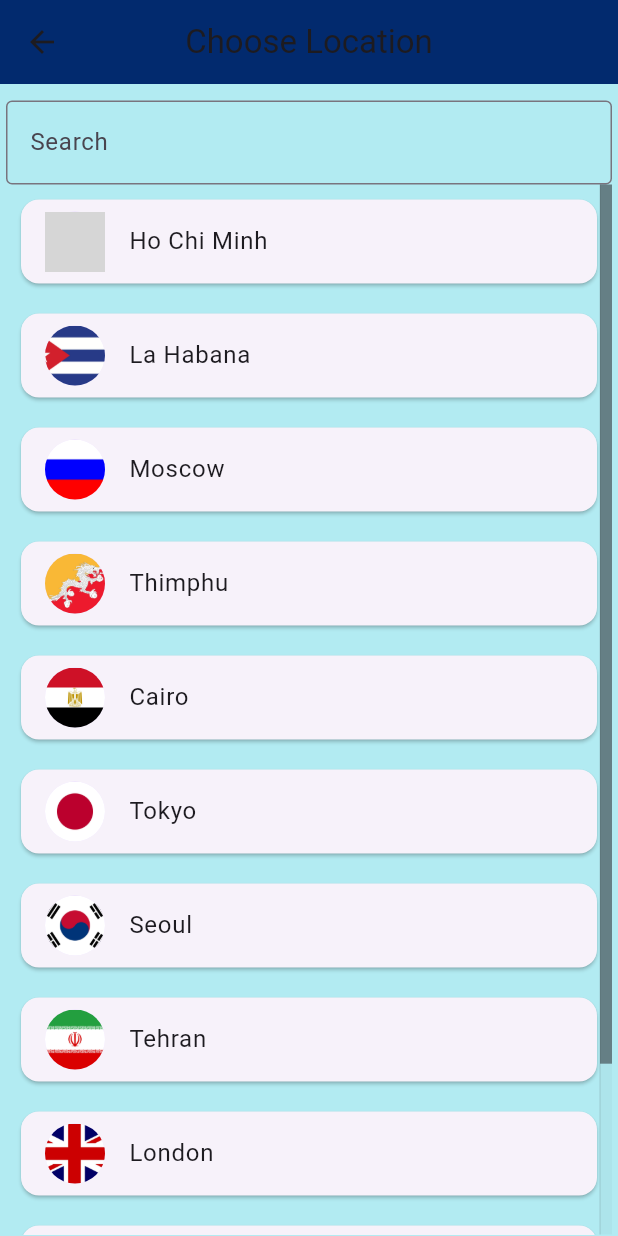
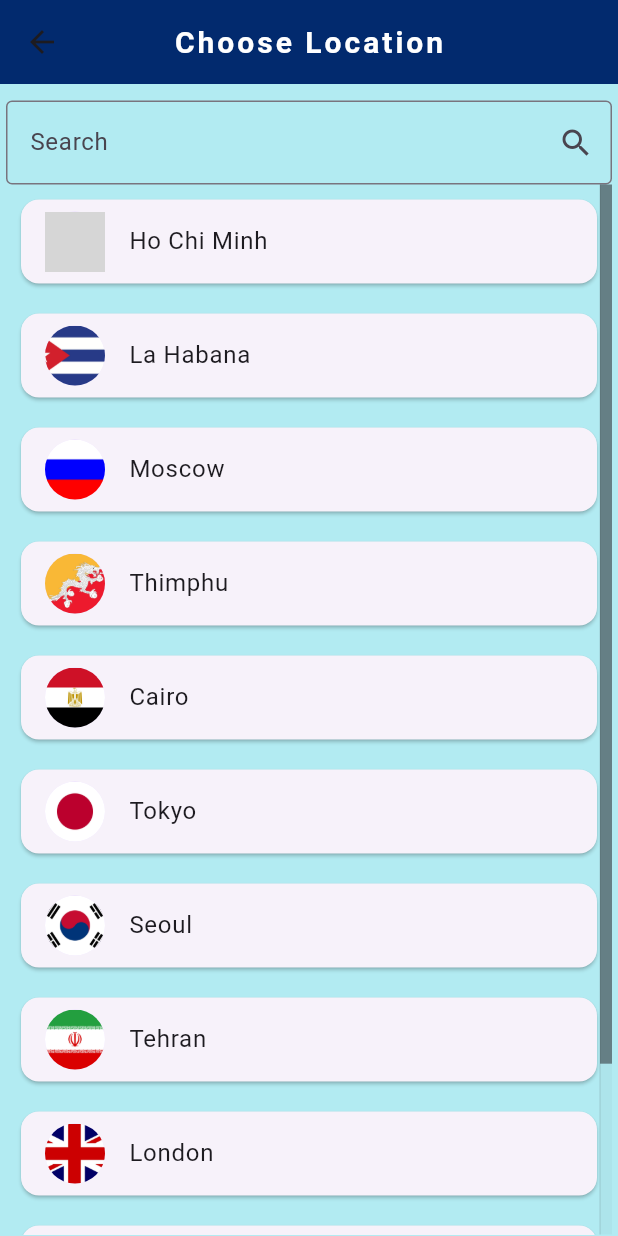
Before and after one commit to hdkhoaapcs22/World-Time-Application, a Flutter app: the ChooseLocation screen opened by its route, on a phone screen of 412 x 824 dp. Run offline on Flutter 3.47's test engine with Material 3 defaults, Android fonts, the phone set to English and light mode, and no system bars; our stand-ins replace flutter_spinkit; network calls fail; grey boxes are pictures that could not be loaded.

Commit message:
update 2

```diff
--- a/world_time_application/lib/Pages/ChoiceLocation.dart
+++ b/world_time_application/lib/Pages/ChoiceLocation.dart
@@ -43,10 +43,11 @@ class _ChooseLocationState extends State<ChooseLocation> {
   }
 
   void updateTime(index) async {
-    WorldTime instance = locations[index];
+    WorldTime instance = filteredLocations[index];
     await instance.getTime();
     // pop function helps us to go back to the home page
     // we pass the data to home page because we want to display the data on the home page
+    if (context.mounted) {
       Navigator.pop(context, {
         'location': instance.location,
         'flag': instance.flag,
@@ -54,15 +55,17 @@ class _ChooseLocationState extends State<ChooseLocation> {
         'isDaytime': instance.isDaytime
       });
     }
+  }
 
-  void searchingHelper(value) {
+  void searchingHelper(String userInputString) {
     List<WorldTime> temp = [];
-    if (temp.isEmpty == true) {
+    if (userInputString.isEmpty == true) {
       temp = locations;
     } else {
       temp = locations
-          .where((element) =>
-              element.location.toLowerCase().contains(value.toLowerCase()))
+          .where((element) => element.location
+              .toLowerCase()
+              .contains(userInputString.toLowerCase()))
           .toList();
     }
 
@@ -74,10 +77,19 @@ class _ChooseLocationState extends State<ChooseLocation> {
   @override
   Widget build(BuildContext context) {
     return Scaffold(
+        resizeToAvoidBottomInset: true,
         backgroundColor: Colors.cyan[100],
         appBar: AppBar(
           backgroundColor: const Color.fromARGB(255, 2, 42, 110),
-          title: const Text("Choose Location"),
+          title: const Text(
+            "Choose Location",
+            style: TextStyle(
+              color: Colors.white,
+              fontSize: 20.0,
+              letterSpacing: 2.0,
+              fontWeight: FontWeight.bold,
+            ),
+          ),
           centerTitle: true,
         ),
         body: Padding(
@@ -92,7 +104,7 @@ class _ChooseLocationState extends State<ChooseLocation> {
                   border: OutlineInputBorder(),
                   labelText: 'Search',
                   hintText: 'Search',
-              ),
+                  suffixIcon: Icon(Icons.search)),
             ),
             Expanded(
                 child: Scrollbar(
@@ -112,8 +124,8 @@ class _ChooseLocationState extends State<ChooseLocation> {
                       },
                       title: Text(filteredLocations[index].location),
                       leading: CircleAvatar(
-                        backgroundImage:
-                            AssetImage('lib/assets/${filteredLocations[index].flag}'),
+                        backgroundImage: AssetImage(
+                            'lib/assets/${filteredLocations[index].flag}'),
                       ),
                     )),
                   );
```
Lines whose indentation alone changed are shown as unchanged.
